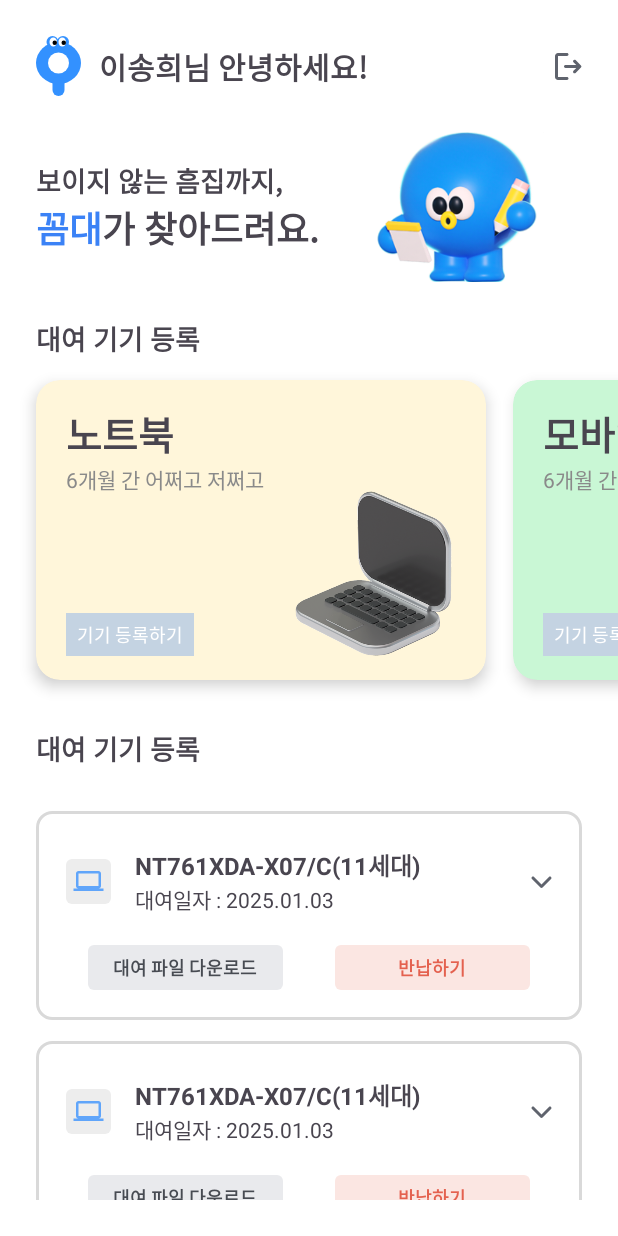
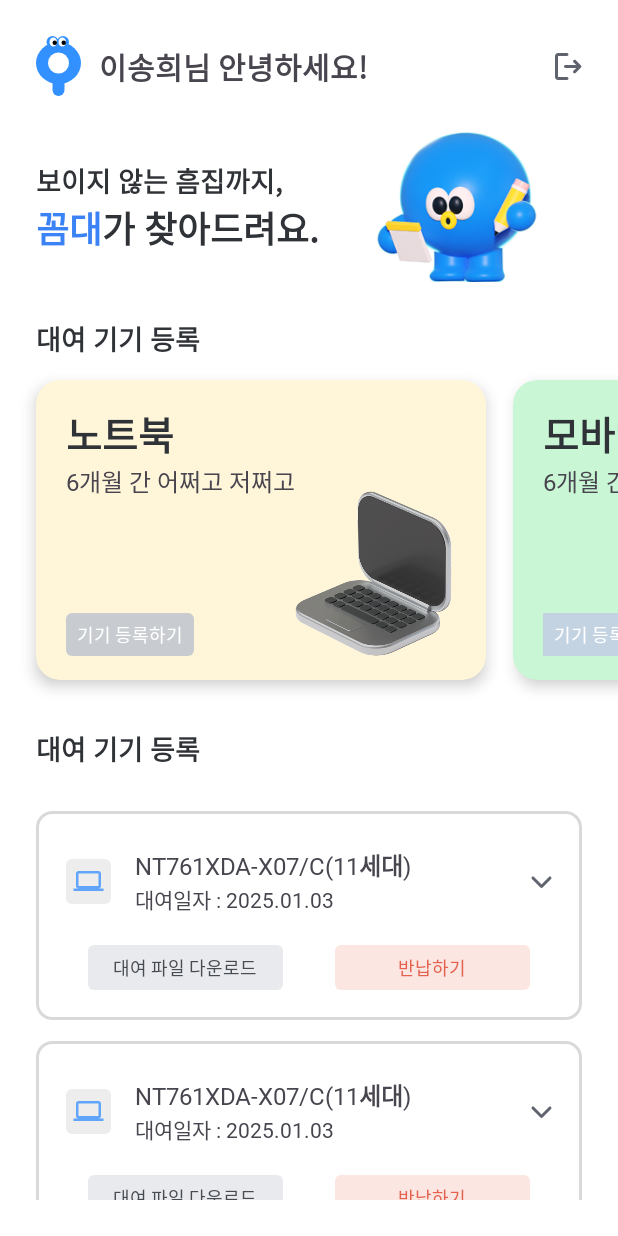
Before and after one commit to shlee1103/Kkomdae, an Android app: the screen it shows after launch (MainActivity), on a phone screen of 412 x 824 dp. Run offline under Robolectric (Android 15) with nearby library versions, the phone set to English and light mode, and no system bars.

Commit message:
fix: 메인화면 xml 수정
- 폰트, 스타일, 색상 수정

 폰트 수정
S12P21D101-97 #commit

```diff
--- a/frontend/Kkomdae/app/src/main/res/layout/fragment_main.xml
+++ b/frontend/Kkomdae/app/src/main/res/layout/fragment_main.xml
@@ -33,8 +33,7 @@
             android:layout_width="wrap_content"
             android:layout_height="wrap_content"
             android:text="이송희님 안녕하세요!"
-            android:textSize="20sp"
-            android:textStyle="bold"
+            style="@style/Display3"
             app:layout_constraintStart_toEndOf="@id/iv_logo_icon"
             app:layout_constraintTop_toTopOf="parent"
             app:layout_constraintBottom_toBottomOf="parent"
@@ -67,32 +66,30 @@
                     android:layout_width="wrap_content"
                     android:layout_height="wrap_content"
                     android:text="보이지 않는 흠집까지,"
-                    android:textSize="18sp"
-                    android:textStyle="bold"
+                    style="@style/Headline2"
                     app:layout_constraintBottom_toTopOf="@+id/tv_sub_message_part2"
                     app:layout_constraintStart_toStartOf="parent"
                     app:layout_constraintTop_toTopOf="parent"
                     app:layout_constraintVertical_chainStyle="packed" />
 
                 <TextView
-                    android:textSize="24sp"
                     android:id="@+id/tv_sub_message_part2"
                     android:layout_width="wrap_content"
                     android:layout_height="wrap_content"
                     android:text="꼼대"
-                    android:textStyle="bold"
+                    style="@style/Display2"
                     android:textColor="#3B82F6"
                     app:layout_constraintBottom_toBottomOf="parent"
                     app:layout_constraintStart_toStartOf="@id/tv_sub_message_part1"
                     app:layout_constraintTop_toBottomOf="@+id/tv_sub_message_part1" />
 
                 <TextView
-                    android:textSize="24sp"
-                    android:textStyle="bold"
                     android:id="@+id/tv_sub_message_part3"
                     android:layout_width="wrap_content"
                     android:layout_height="wrap_content"
                     android:text="가 찾아드려요."
+                    style="@style/Display2"
+                    android:textColor="@color/gray700"
                     app:layout_constraintBottom_toBottomOf="@id/tv_sub_message_part2"
                     app:layout_constraintStart_toEndOf="@id/tv_sub_message_part2"
                     app:layout_constraintTop_toTopOf="@id/tv_sub_message_part2" />
@@ -111,6 +108,7 @@
             </androidx.constraintlayout.widget.ConstraintLayout>
 
             <TextView
+                style="@style/Headline2"
                 android:layout_marginStart="24dp"
                 android:id="@+id/tv_register_title"
                 android:layout_width="wrap_content"
@@ -118,8 +116,6 @@
                 android:text="대여 기기 등록"
                 app:layout_constraintTop_toBottomOf="@id/cl_sub"
                 app:layout_constraintStart_toStartOf="parent"
-                android:textSize="18sp"
-                android:textStyle="bold"
                 android:layout_marginTop="24dp"/>
 
             <HorizontalScrollView
@@ -154,13 +150,13 @@
                             android:layout_height="match_parent">
 
                             <TextView
+                                style="@style/Display1"
+                                android:textColor="@color/gray700"
                                 android:id="@+id/tv_laptop_title"
                                 app:layout_constraintTop_toTopOf="parent"
                                 android:layout_marginTop="16dp"
                                 app:layout_constraintStart_toStartOf="parent"
                                 android:layout_marginStart="20dp"
-                                android:textStyle="bold"
-                                android:textSize="26sp"
                                 android:layout_width="wrap_content"
                                 android:layout_height="wrap_content"
                                 android:text="노트북"/>
@@ -168,8 +164,7 @@
                             <TextView
                                 android:id="@+id/tv_laptop_sub"
                                 android:layout_width="wrap_content"
-                                android:textSize="14sp"
-                                android:textColor="#8A8A8A"
+                                style="@style/Body1"
                                 android:layout_height="wrap_content"
                                 app:layout_constraintStart_toStartOf="@id/tv_laptop_title"
                                 app:layout_constraintTop_toBottomOf="@id/tv_laptop_title"
@@ -191,11 +186,13 @@
                                 app:layout_constraintBottom_toBottomOf="parent"
                                 app:layout_constraintStart_toStartOf="parent"
                                 android:layout_marginBottom="16dp"
-                                android:textSize="12sp"
+                                style="@style/Label3"
+
                                 android:textColor="@color/white"
                                 android:paddingVertical="5dp"
                                 android:paddingHorizontal="7dp"
-                                android:background="#C4D3E2"
+                                android:backgroundTint="@color/gray200"
+                                android:background="@drawable/border_gray_rounded"
                                 android:layout_marginStart="20dp"/>
 
 
@@ -229,21 +226,20 @@
                                 android:layout_marginTop="16dp"
                                 app:layout_constraintStart_toStartOf="parent"
                                 android:layout_marginStart="20dp"
-                                android:textStyle="bold"
-                                android:textSize="26sp"
+                                style="@style/Display1"
+                                android:textColor="@color/gray700"
                                 android:layout_width="wrap_content"
                                 android:layout_height="wrap_content"
                                 android:text="모바일"/>
 
                             <TextView
                                 android:id="@+id/tv_mobile_sub"
+                                style="@style/Body1"
                                 android:layout_width="wrap_content"
-                                android:textSize="14sp"
-                                android:textColor="#8A8A8A"
                                 android:layout_height="wrap_content"
+                                android:text="6개월 간 어쩌고 저쩌고"
                                 app:layout_constraintStart_toStartOf="@id/tv_mobile_title"
-                                app:layout_constraintTop_toBottomOf="@id/tv_mobile_title"
-                                android:text="6개월 간 어쩌고 저쩌고"/>
+                                app:layout_constraintTop_toBottomOf="@id/tv_mobile_title" />
 
                             <ImageView
                                 android:layout_width="110dp"
@@ -261,7 +257,7 @@
                                 app:layout_constraintBottom_toBottomOf="parent"
                                 app:layout_constraintStart_toStartOf="parent"
                                 android:layout_marginBottom="16dp"
-                                android:textSize="12sp"
+                                style="@style/Label3"
                                 android:textColor="@color/white"
                                 android:paddingVertical="5dp"
                                 android:paddingHorizontal="7dp"
@@ -308,7 +304,7 @@
                             <TextView
                                 android:id="@+id/tv_iot_sub"
                                 android:layout_width="wrap_content"
-                                android:textSize="14sp"
+                                style="@style/Body1"
                                 android:textColor="#8A8A8A"
                                 android:layout_height="wrap_content"
                                 app:layout_constraintStart_toStartOf="@id/tv_iot_title"
@@ -331,11 +327,12 @@
                                 app:layout_constraintBottom_toBottomOf="parent"
                                 app:layout_constraintStart_toStartOf="parent"
                                 android:layout_marginBottom="16dp"
-                                android:textSize="12sp"
+                                style="@style/Label3"
                                 android:textColor="@color/white"
                                 android:paddingVertical="5dp"
                                 android:paddingHorizontal="7dp"
-                                android:background="#C4D3E2"
+                                android:backgroundTint="@color/gray200"
+                                android:background="@drawable/border_gray_rounded"
                                 android:layout_marginStart="20dp"/>
 
 
@@ -349,6 +346,7 @@
 
 
             <TextView
+                style="@style/Headline2"
                 android:layout_marginStart="24dp"
                 android:id="@+id/tv_submission_title"
                 android:layout_width="wrap_content"
@@ -356,8 +354,7 @@
                 android:text="대여 기기 등록"
                 app:layout_constraintTop_toBottomOf="@id/sv_register"
                 app:layout_constraintStart_toStartOf="parent"
-                android:textSize="18sp"
-                android:textStyle="bold"/>
+               />
 
             <androidx.recyclerview.widget.RecyclerView
                 android:id="@+id/rv_submission"
--- a/frontend/Kkomdae/app/src/main/res/layout/item_submission.xml
+++ b/frontend/Kkomdae/app/src/main/res/layout/item_submission.xml
@@ -20,8 +20,7 @@
         android:layout_width="wrap_content"
         android:layout_height="wrap_content"
         android:text="NT761XDA-X07/C(11세대)"
-        android:textSize="16sp"
-        android:textStyle="bold"
+        style="@style/Title1"
         app:layout_constraintTop_toTopOf="parent"
         android:layout_marginTop="24dp"
         android:layout_marginStart="16dp"
@@ -31,6 +30,7 @@
         android:id="@+id/tv_date"
         android:layout_width="wrap_content"
         android:layout_height="wrap_content"
+        style="@style/Body2"
         app:layout_constraintStart_toStartOf="@id/tv_model_number"
         app:layout_constraintTop_toBottomOf="@id/tv_model_number"
         android:text="대여일자 : "
@@ -41,6 +41,7 @@
         android:layout_width="wrap_content"
         android:layout_height="wrap_content"
         android:text="2025.01.03"
+        style="@style/Body2"
         app:layout_constraintStart_toEndOf="@id/tv_date"
         app:layout_constraintTop_toTopOf="@id/tv_date"
         app:layout_constraintBottom_toBottomOf="@id/tv_date"/>
@@ -56,9 +57,9 @@
 
     <TextView
         android:id="@+id/bt_file_download"
-        android:textSize="12sp"
+       style="@style/Label3"
         android:textColor="#474B52"
-        android:textStyle="bold"
+
         android:background="@drawable/border_gray_rounded"
         android:layout_width="130dp"
         android:layout_height="30dp"
@@ -78,8 +79,7 @@
         android:background="@drawable/border_orange_rounded"
         android:text="반납하기"
         android:textColor="#E4614F"
-        android:textSize="12sp"
-        android:textStyle="bold"
+        style="@style/Label3"
         android:gravity="center"
         app:layout_constraintEnd_toEndOf="parent"
         app:layout_constraintStart_toEndOf="@id/bt_file_download"
--- a/frontend/Kkomdae/app/src/main/res/values/styles.xml
+++ b/frontend/Kkomdae/app/src/main/res/values/styles.xml
@@ -30,6 +30,7 @@
     <style name="Headline2">
         <item name="android:textSize">18sp</item>
         <item name="android:textStyle">bold</item>
+        <item name="android:textColor">@color/gray700</item>
         <item name="android:fontFamily">@font/pretendard</item>
         <item name="android:lineSpacingMultiplier">1.35</item> <!-- 줄 간격 135% 적용 -->
     </style>
```
